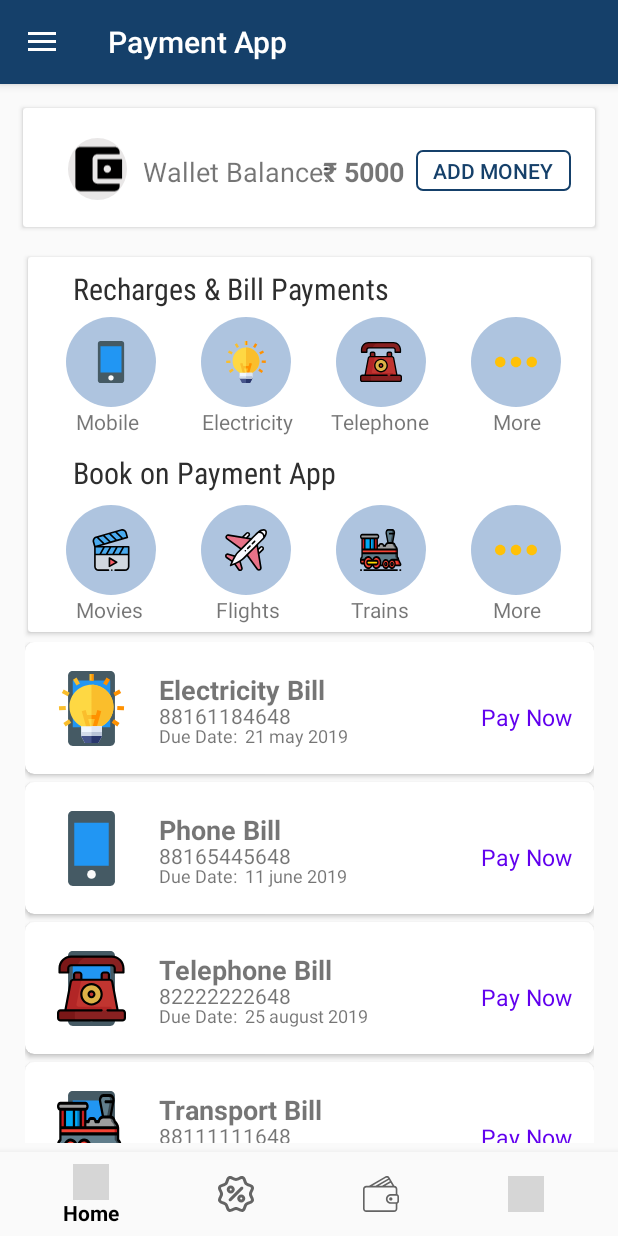
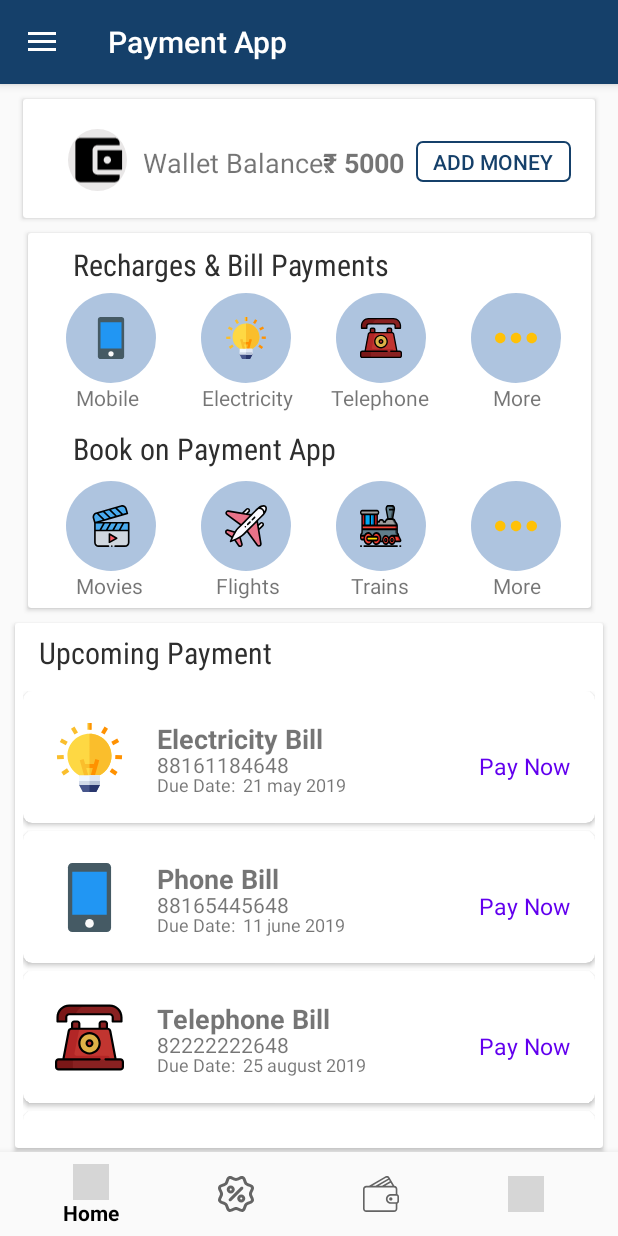
Before and after one commit to Narayan-Dhingra/Payment-App, an Android app: the screen it shows after launch (MainActivity), on a phone screen of 412 x 824 dp. Run offline under Robolectric (Android 15) with nearby library versions, the phone set to English and light mode, and no system bars; our stand-ins replace navigation-ui; grey boxes are pictures that could not be loaded.

Commit message:
4th Commit

```diff
--- a/app/src/main/res/layout/fragment_home.xml
+++ b/app/src/main/res/layout/fragment_home.xml
@@ -12,22 +12,22 @@
         android:layout_width="381dp"
         android:layout_height="79dp"
         android:layout_marginStart="15dp"
-        android:layout_marginTop="16dp"
+        android:layout_marginTop="10dp"
         android:layout_marginEnd="15dp"
         app:layout_constraintEnd_toEndOf="parent"
         app:layout_constraintHorizontal_bias="0.52"
         app:layout_constraintStart_toStartOf="parent"
-        app:layout_constraintTop_toTopOf="parent" >
+        app:layout_constraintTop_toTopOf="parent">
 
 
         <ImageView
             android:id="@+id/imageView"
             android:layout_width="39dp"
             android:layout_height="41dp"
-            app:srcCompat="@drawable/wallet_icon"
             android:layout_marginStart="30dp"
             android:layout_marginTop="20dp"
-            android:background="@drawable/wallet_bg"/>
+            android:background="@drawable/wallet_bg"
+            app:srcCompat="@drawable/wallet_icon" />
 
         <TextView
             android:layout_width="wrap_content"
@@ -65,7 +65,7 @@
         android:layout_width="375dp"
         android:layout_height="250dp"
         android:layout_marginStart="15dp"
-        android:layout_marginTop="20dp"
+        android:layout_marginTop="10dp"
         android:layout_marginEnd="15dp"
         app:layout_constraintEnd_toEndOf="parent"
         app:layout_constraintHorizontal_bias="0.52"
@@ -116,13 +116,13 @@
             android:text="Electricity" />
 
         <ImageButton
-            android:onClick="rechargeDth"
             android:id="@+id/ibLandline"
             android:layout_width="60dp"
             android:layout_height="60dp"
             android:layout_marginLeft="205dp"
             android:layout_marginTop="40dp"
             android:background="@drawable/round_background_icon"
+            android:onClick="rechargeDth"
             app:srcCompat="@drawable/telephone_icon" />
 
         <TextView
@@ -225,19 +225,51 @@
 
     </androidx.cardview.widget.CardView>
 
-    <androidx.recyclerview.widget.RecyclerView
-        android:id="@+id/recyclerView"
-        android:layout_width="379dp"
-        android:layout_height="334dp"
-        android:layout_marginStart="16dp"
-        android:layout_marginTop="16dp"
-        android:layout_marginEnd="16dp"
-        android:layout_marginBottom="16dp"
-        android:scrollbars="vertical"
-        app:layout_constraintBottom_toBottomOf="parent"
+    <androidx.cardview.widget.CardView
+        android:layout_width="match_parent"
+        android:layout_height="wrap_content"
+
+        android:layout_marginStart="10dp"
+        android:layout_marginTop="10dp"
+        android:layout_marginBottom="20dp"
+        android:layout_marginEnd="10dp"
         app:layout_constraintEnd_toEndOf="parent"
         app:layout_constraintStart_toStartOf="parent"
-        app:layout_constraintTop_toBottomOf="@+id/cardView2" />
+        app:layout_constraintTop_toBottomOf="@+id/cardView2">
+
+        <TextView
+            android:id="@+id/upPayment"
+            android:layout_width="match_parent"
+            android:layout_height="wrap_content"
+            android:layout_marginStart="16dp"
+
+            android:layout_marginTop="6dp"
+            android:layout_marginEnd="16dp"
+            android:fontFamily="sans-serif-condensed"
+            android:text="Upcoming Payment"
+            android:textColor="#2E2E2E"
+            android:textSize="20sp"
+            app:layout_constraintEnd_toEndOf="parent"
+            app:layout_constraintStart_toStartOf="parent"
+            app:layout_constraintTop_toBottomOf="@+id/cardView2" />
+
+        <androidx.recyclerview.widget.RecyclerView
+            android:id="@+id/recyclerView"
+            android:layout_width="match_parent"
+            android:layout_height="310dp"
+
+            android:layout_marginTop="40dp"
+            android:padding="5dp"
+            android:scrollbars="vertical"
+            app:layout_constraintBottom_toBottomOf="parent"
+            app:layout_constraintEnd_toEndOf="parent"
+            app:layout_constraintHorizontal_bias="0.0"
+            app:layout_constraintStart_toStartOf="parent"
+            app:layout_constraintTop_toBottomOf="@+id/upPayment"
+            app:layout_constraintVertical_bias="0.0" />
+
+
+    </androidx.cardview.widget.CardView>
 
 
 </androidx.constraintlayout.widget.ConstraintLayout>
--- a/app/src/main/res/layout/upcoming_payments.xml
+++ b/app/src/main/res/layout/upcoming_payments.xml
@@ -17,7 +17,7 @@
             android:layout_height="50dp"
             android:layout_marginStart="15dp"
             android:layout_marginTop="15dp"
-            android:background="@drawable/phone_icon"
+
             android:padding="2dp" />
 
         <TextView
```
